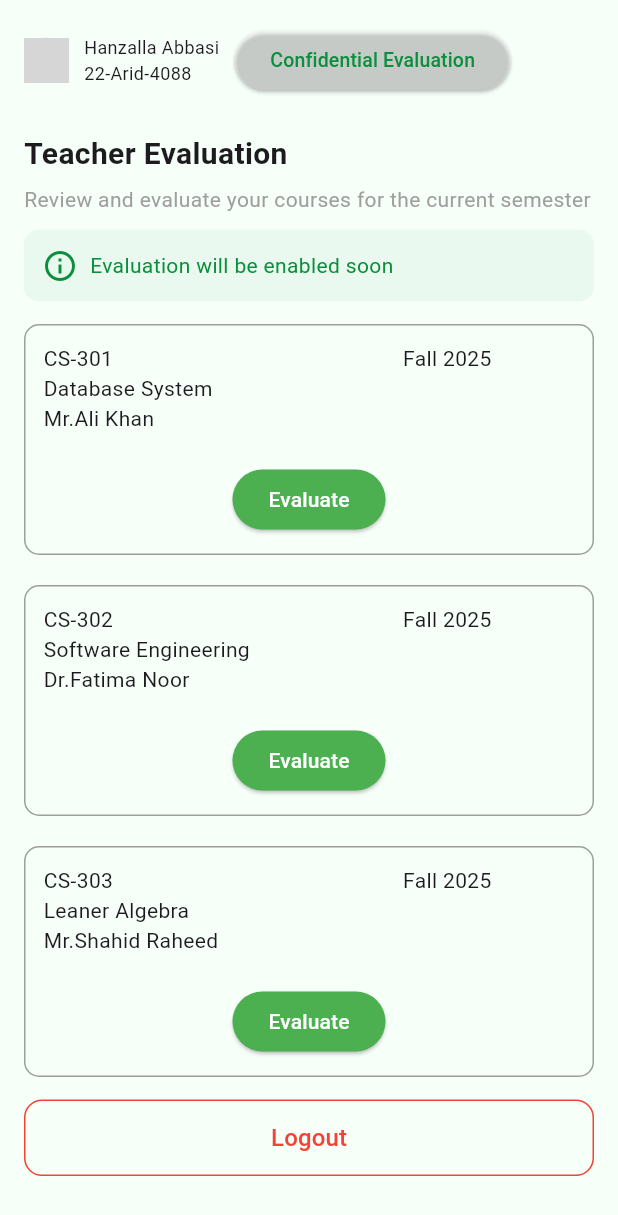
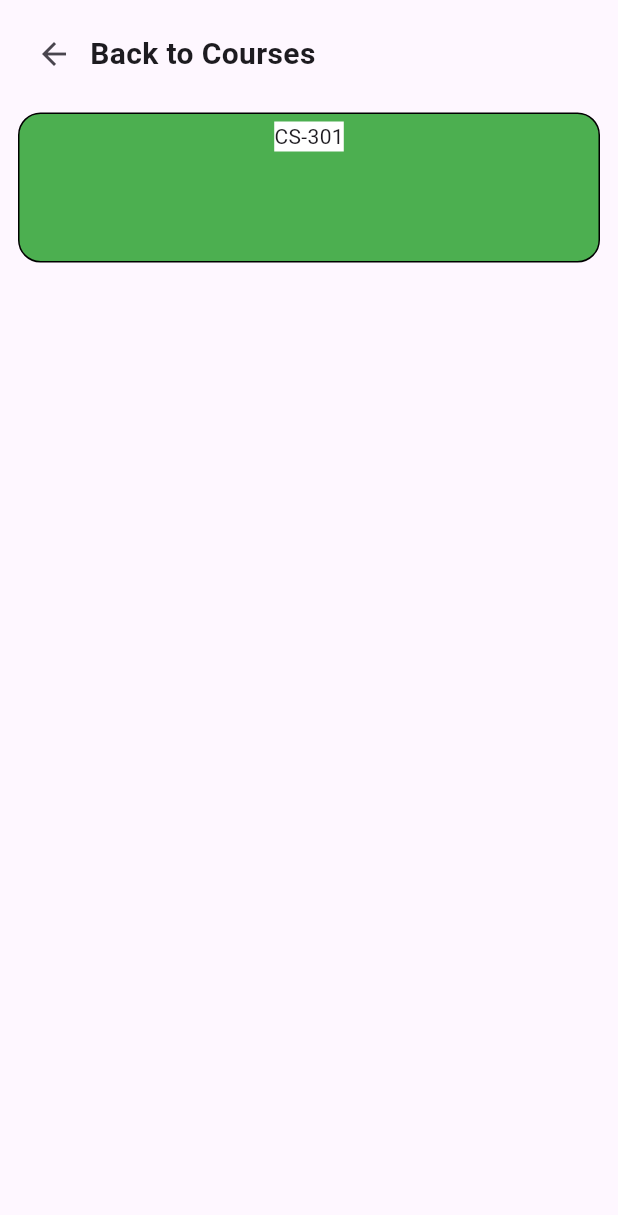
Before and after one commit to hanzallaabbasi11-code/Employee-Performance-Appraisal-Management-System-FrontEnd, a Flutter app: the StudentDashboard screen opened directly, after a tap on "Evaluate", on a phone screen of 412 x 824 dp. Shown: the top 1215 px of the screen. Run offline on Flutter 3.47's test engine with Material 3 defaults, Android fonts, the phone set to English and light mode, and no system bars; our stand-ins replace file_picker, syncfusion_flutter_charts; network calls fail; grey boxes are pictures that could not be loaded.

Commit message:
student update

```diff
--- a/lib/Director/MakeQuestioner.dart
+++ b/lib/Director/MakeQuestioner.dart
@@ -144,6 +144,7 @@ class _MakequestionerState extends State<Makequestioner> {
                             fontWeight: FontWeight.w600,
                           ),
                         ),
+                        const SizedBox(width: 5,),
                         Expanded(
                           child: ElevatedButton(
                             style: ElevatedButton.styleFrom(
@@ -159,7 +160,7 @@ class _MakequestionerState extends State<Makequestioner> {
                             },
                             child: const Text(
                               "+ Create New",
-                              style: TextStyle(color: Colors.green,fontSize:13),
+                              style: TextStyle(color: Colors.green,fontSize:12),
                             ),
                           ),
                         ),
--- /dev/null
+++ b/lib/Student/EvaluationForm.dart
@@ -0,0 +1,50 @@
+import 'package:flutter/material.dart';
+
+class Evaluationform extends StatefulWidget {
+  const Evaluationform({super.key});
+
+  @override
+  State<Evaluationform> createState() => _EvaluationformState();
+}
+
+class _EvaluationformState extends State<Evaluationform> {
+  @override
+  Widget build(BuildContext context) {
+    return Scaffold(
+    body: SafeArea(
+      child: SingleChildScrollView(
+        child:Padding(padding: EdgeInsets.all(12),
+        child:Column(
+             children: [
+              Row(
+                children: [
+                  IconButton(onPressed: ()=> Navigator.pop(context), icon:Icon(Icons.arrow_back)),
+                  Text('Back to Courses',style: TextStyle(fontSize: 20,fontWeight: FontWeight.bold),),
+                ],
+              ),
+              const SizedBox(height: 15,),
+              Container(
+                height: 100,
+                width: 500,
+                decoration: BoxDecoration(
+                  border: Border.all(),
+                  color: Colors.green,
+                  borderRadius: BorderRadius.circular(15),
+                ),
+                child: Column(
+
+                  children: [
+                    SizedBox(height: 5,),
+                    Container(
+                     color: Colors.white,
+                     child:Text('CS-301'),
+                    )
+                  ],
+                ),
+              ),
+             ],
+        ) ,) ,
+      )),
+    );
+  }
+}
--- a/lib/Student/StudentDashboard.dart
+++ b/lib/Student/StudentDashboard.dart
@@ -1,3 +1,4 @@
+import 'package:epams/Student/EvaluationForm.dart';
 import 'package:epams/login.dart';
 import 'package:flutter/material.dart';
 
@@ -115,7 +116,10 @@ class _StudentDashboardState extends State<StudentDashboard> {
                             foregroundColor:
                                 Colors.white, // sets text and icon color
                           ),
-                          onPressed: () {},
+                          onPressed: () {
+                            Navigator.push(context,
+                            MaterialPageRoute(builder: (context)=> Evaluationform()));
+                          },
                           child: Text(
                             'Evaluate',
                           ),
--- a/lib/Url.dart
+++ b/lib/Url.dart
@@ -1 +1 @@
-final Url='http://192.168.0.100/EPAMS/api';
+final Url='http://192.168.31.168/EPAMS/api';
```
